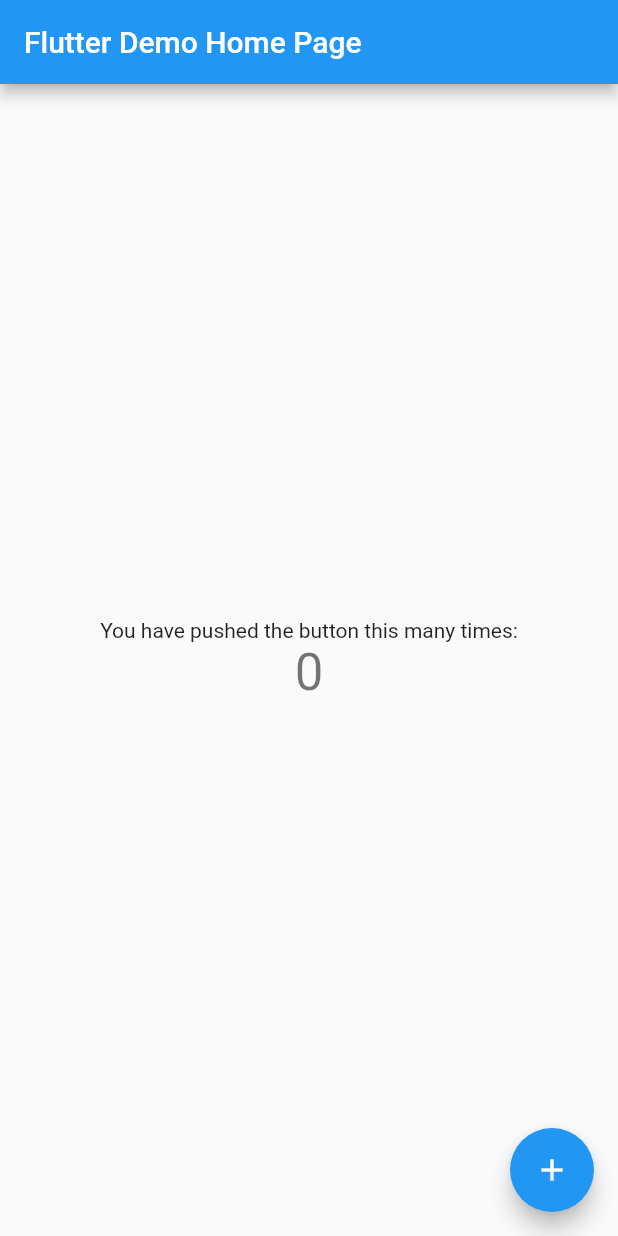
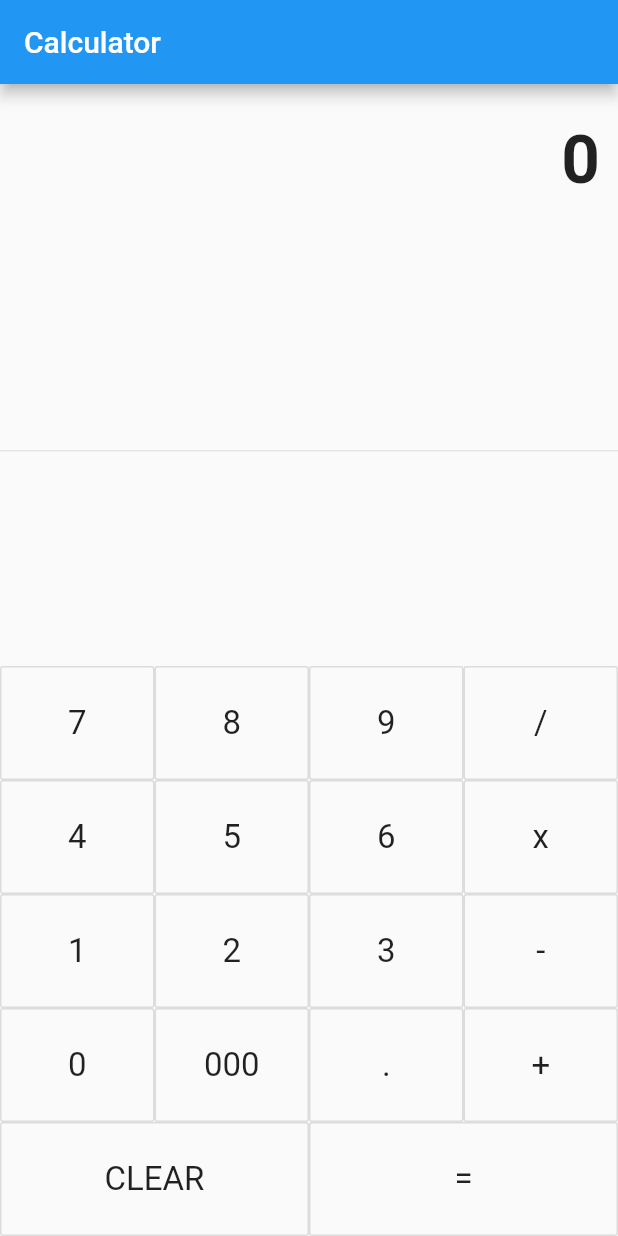
Before and after one commit to J71m/flutter-calculator, a Flutter app: the screen it shows after launch, on a phone screen of 412 x 824 dp. Run offline on Flutter 3.47's test engine with Material 2 defaults, Android fonts, the phone set to English and light mode, and no system bars.

Commit message:
main functionality and layout

```diff
--- a/lib/main.dart
+++ b/lib/main.dart
@@ -3,30 +3,21 @@ import 'package:flutter/material.dart';
 void main() => runApp(MyApp());
 
 class MyApp extends StatelessWidget {
-  // This widget is the root of your application.
+
   @override
   Widget build(BuildContext context) {
     return MaterialApp(
-      title: 'Flutter Demo',
+      title: 'Flutter Calculator',
       theme: ThemeData(
         primarySwatch: Colors.blue,
       ),
-      home: MyHomePage(title: 'Flutter Demo Home Page'),
+      home: MyHomePage(title: 'Calculator'),
     );
   }
 }
 
 class MyHomePage extends StatefulWidget {
   MyHomePage({Key key, this.title}) : super(key: key);
-
-  // This widget is the home page of your application. It is stateful, meaning
-  // that it has a State object (defined below) that contains fields that affect
-  // how it looks.
-
-  // This class is the configuration for the state. It holds the values (in this
-  // case the title) provided by the parent (in this case the App widget) and
-  // used by the build method of the State. Fields in a Widget subclass are
-  // always marked "final".
 
   final String title;
 
@@ -35,68 +26,153 @@ class MyHomePage extends StatefulWidget {
 }
 
 class _MyHomePageState extends State<MyHomePage> {
-  int _counter = 0;
 
-  void _incrementCounter() {
+  String output = "0";
+
+  clearScreen(){
     setState(() {
-      // This call to setState tells the Flutter framework that something has
-      // changed in this State, which causes it to rerun the build method below
-      // so that the display can reflect the updated values. If we changed
-      // _counter without calling setState(), then the build method would not be
-      // called again, and so nothing would appear to happen.
-      _counter++;
+      output = "0";
     });
+  }
+
+  String _output = "0";
+  double num1 = 0.0;
+  double num2 = 0.0;
+  String operand = "";
+
+  buttonPressed(String buttonText){
+    if(buttonText == "CLEAR"){
+         _output = "0";
+         num1 = 0.0;
+         num2 = 0.0;
+         operand = "";
+         clearScreen();
+    } else if(buttonText == "+" || buttonText == "-" || buttonText == "/" || buttonText == "x") {
+      num1 = double.parse(output);
+      operand = buttonText;
+      _output = "0";
+    } else if(buttonText == ".") {
+      if(!(_output.contains("."))){
+        _output =_output + buttonText;
+      }
+    } else if(buttonText == "="){
+      num2 = double.parse(output);
+
+      try {
+        switch(operand) {
+          case "+": { _output = (num1 + num2).toString(); }
+          break;
+
+          case "-": { _output = (num1 - num2).toString(); }
+          break;
+
+          case "x": { _output = (num1 * num2).toString(); }
+          break;
+
+          case "/": { _output = (num1 / num2).toString(); }
+          break;
+
+          default: { _output = "INVALID"; }
+          break;
+        }
+
+        setState(() {
+          output = double.parse(_output).toString();
+        });
+      } catch (e) {
+        print(e);
+        _output = "ERROR";
+      }
+
+      num1 = 0.0;
+      num2 = 0.0;
+    } else {
+      _output = _output + buttonText;
+    }
+
+
+  }
+
+  Widget buildButton(String buttonText){
+    return new Expanded(
+        child: new OutlineButton(
+          padding: new EdgeInsets.all(25.0),
+          child: new Text(buttonText, style: TextStyle(
+            fontSize: 22.0,
+            fontWeight: FontWeight.w400
+          ),),
+          onPressed: () =>
+            buttonPressed(buttonText),
+      ),
+    );
   }
 
   @override
   Widget build(BuildContext context) {
-    // This method is rerun every time setState is called, for instance as done
-    // by the _incrementCounter method above.
-    //
-    // The Flutter framework has been optimized to make rerunning build methods
-    // fast, so that you can just rebuild anything that needs updating rather
-    // than having to individually change instances of widgets.
+
     return Scaffold(
       appBar: AppBar(
-        // Here we take the value from the MyHomePage object that was created by
-        // the App.build method, and use it to set our appbar title.
+
+
         title: Text(widget.title),
       ),
-      body: Center(
-        // Center is a layout widget. It takes a single child and positions it
-        // in the middle of the parent.
-        child: Column(
-          // Column is also layout widget. It takes a list of children and
-          // arranges them vertically. By default, it sizes itself to fit its
-          // children horizontally, and tries to be as tall as its parent.
-          //
-          // Invoke "debug painting" (press "p" in the console, choose the
-          // "Toggle Debug Paint" action from the Flutter Inspector in Android
-          // Studio, or the "Toggle Debug Paint" command in Visual Studio Code)
-          // to see the wireframe for each widget.
-          //
-          // Column has various properties to control how it sizes itself and
-          // how it positions its children. Here we use mainAxisAlignment to
-          // center the children vertically; the main axis here is the vertical
-          // axis because Columns are vertical (the cross axis would be
-          // horizontal).
-          mainAxisAlignment: MainAxisAlignment.center,
-          children: <Widget>[
-            Text(
-              'You have pushed the button this many times:',
+      body: new Container(
+        child: new Column(children: <Widget>[
+          new Container(
+            alignment: Alignment.centerRight,
+            padding: new EdgeInsets.symmetric(
+              vertical: 24.0,
+              horizontal: 12.0
             ),
-            Text(
-              '$_counter',
-              style: Theme.of(context).textTheme.display1,
-            ),
-          ],
-        ),
-      ),
-      floatingActionButton: FloatingActionButton(
-        onPressed: _incrementCounter,
-        tooltip: 'Increment',
-        child: Icon(Icons.add),
-      ), // This trailing comma makes auto-formatting nicer for build methods.
+            child: new Text(output, style: new TextStyle(
+              fontSize: 45.0,
+              fontWeight: FontWeight.bold
+            ),)),
+
+          new Expanded(
+            child: new Divider(),
+          ),
+          new Row(
+                children: [
+                  buildButton("7"),
+                  buildButton("8"),
+                  buildButton("9"),
+                  buildButton("/"),
+                ]
+          ),
+          new Row(
+                children: [
+                  buildButton("4"),
+                  buildButton("5"),
+                  buildButton("6"),
+                  buildButton("x"),
+                ]
+          ),
+          new Row(
+                children: [
+                  buildButton("1"),
+                  buildButton("2"),
+                  buildButton("3"),
+                  buildButton("-"),
+                ]
+          ),
+          new Row(
+                children: [
+                  buildButton("0"),
+                  buildButton("000"),
+                  buildButton("."),
+                  buildButton("+"),
+                ]
+          ),
+          new Row(
+                children: [
+                  buildButton("CLEAR"),
+                  buildButton("="),
+                ]
+          )
+        ],)
+
+      )
     );
   }
 }
```
